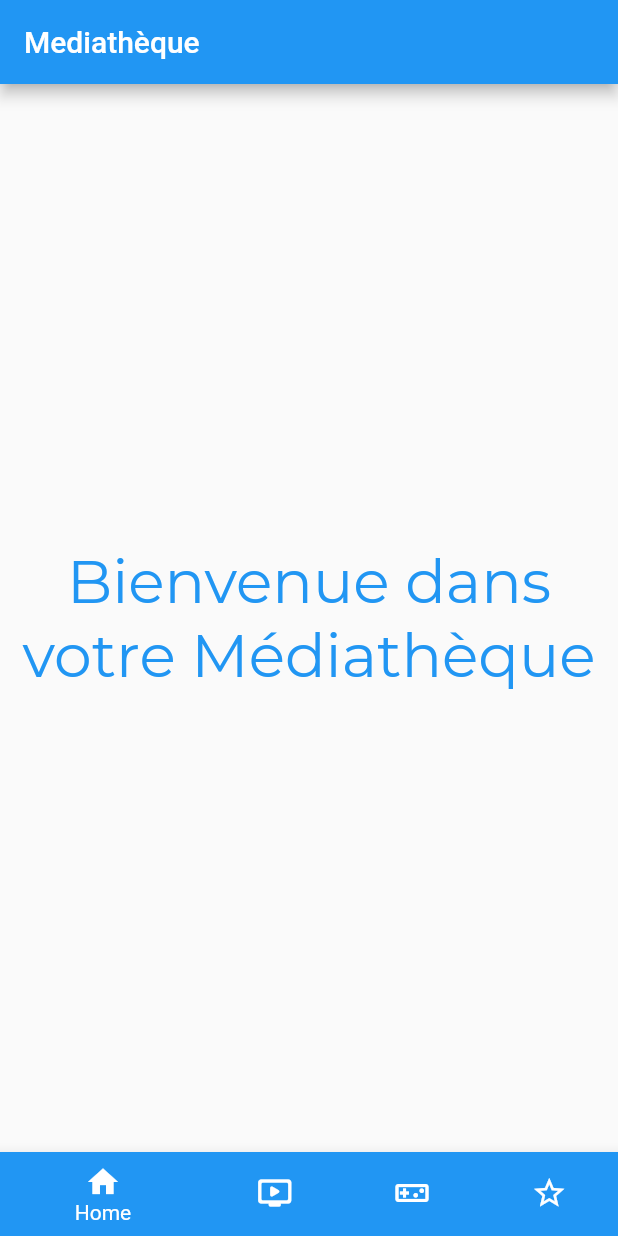
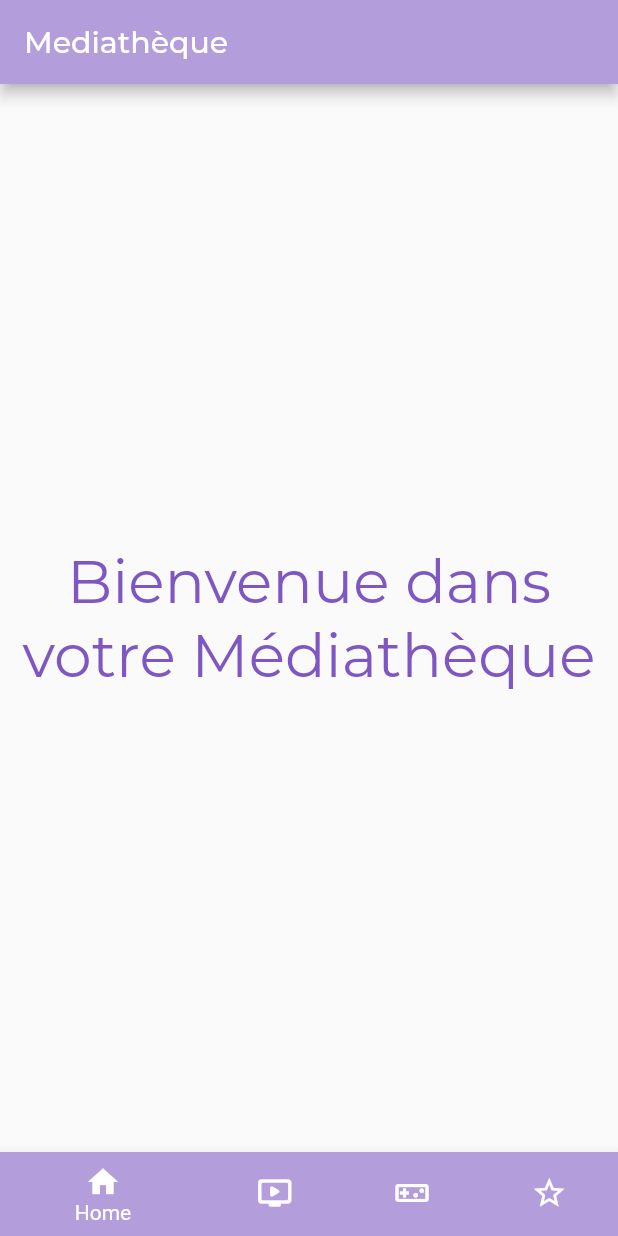
Before and after one commit to Lyrye/AMSE_Tp1, a Flutter app: the screen it shows after launch, on a phone screen of 412 x 824 dp. Run offline on Flutter 3.47's test engine with Material 2 defaults, Android fonts, the phone set to English and light mode, and no system bars; our stand-ins replace google_fonts.

Commit message:
Changement du thème visuel

```diff
--- a/lib/Media.dart
+++ b/lib/Media.dart
@@ -67,7 +67,7 @@ class DataBase
         "assets/images/mk8.jpg")));
     _listGames.add((MediaItem(
         "The Legend of Zelda: Breath of the wild",
-        "Oubliez tout ce que vous savez sur les jeux The Legend of Zelda. Plongez dans un monde de découverte, d'exploration et d'aventure dans The Legend of Zelda: Breath of the Wild, un nouveau jeu qui vient bouleverser la série à succès. Voyagez à travers champs, traversez des forêts et grimpez sur des sommets dans votre périple où vous explorez le royaume d'Hyrule en ruines à travers cette aventure à ciel ouvert.",
+        "Plongez dans un monde de découverte, d'exploration et d'aventure dans The Legend of Zelda: Breath of the Wild, un nouveau jeu qui vient bouleverser la série à succès.",
         "assets/images/zeldaBOTW.jpg")));
   }
 
--- a/lib/main.dart
+++ b/lib/main.dart
@@ -6,6 +6,8 @@ import 'package:mediateque_tp1/Widget3000.dart';
 import 'package:mediateque_tp1/Media.dart';
 
 import 'Widget3000.dart';
+
+const Color myColor = Color(0xFFCE93D8);
 
 void main() {
   runApp(MyApp());
@@ -19,11 +21,14 @@ class MyApp extends StatelessWidget {
       title: 'Flutter Demo',
       theme: ThemeData(
 
-        primarySwatch: Colors.blue,
+        primaryColor: Colors.deepPurple[200],
+        accentColor: Colors.orange[50],
+
+        //primarySwatch: Colors.deepOrange.shade50,
 
         visualDensity: VisualDensity.adaptivePlatformDensity,
       ),
-      home: MyHomePage(title: 'Mediathèque'),
+      home: MyHomePage(title: 'Mediathèque',),
     );
   }
 }
@@ -38,9 +43,8 @@ class MyHomePage extends StatefulWidget {
 class _MyHomePageState extends State<MyHomePage> {
   int _selectedIndex = 0;
   static const TextStyle optionStyle =
-  TextStyle(fontSize: 30, fontWeight: FontWeight.bold);
-  final List<String> entries = <String>['A', 'B', 'C'];
-  final List<int> colorCodes = <int>[600, 500, 100];
+  TextStyle(fontSize: 30, fontWeight: FontWeight.bold, color: Colors.white) ;
+
   static DataBase db = new DataBase();
 
   static Widget3000 affichageSeries =new Widget3000(list: db.getlistSeries(),list_fav: db.getlistSaved());
@@ -49,7 +53,7 @@ class _MyHomePageState extends State<MyHomePage> {
 
 
   static  List<Widget> _widgetOptions = <Widget>[
-    Text("Bienvenue dans votre Médiathèque",textAlign: TextAlign.center, style: GoogleFonts.montserrat(textStyle: TextStyle(fontSize: 40,color: Colors.blue))),
+    Text("Bienvenue dans votre Médiathèque",textAlign: TextAlign.center, style: GoogleFonts.montserrat(textStyle: TextStyle(fontSize: 40,color: Colors.deepPurple[400]))),
     affichageSeries,
     affichageGames,
     affichageFav
@@ -67,34 +71,34 @@ class _MyHomePageState extends State<MyHomePage> {
 
     return Scaffold(
       appBar: AppBar(
-        title: Text(widget.title),
+        title: Text(widget.title, style: GoogleFonts.montserrat(color: Colors.white)),
       ),
       body: Center(child: _widgetOptions.elementAt(_selectedIndex),
       ),
       bottomNavigationBar: BottomNavigationBar(
-        items: const <BottomNavigationBarItem>[
+        items:  <BottomNavigationBarItem>[
           BottomNavigationBarItem(
             icon: Icon(Icons.home),
             label: 'Home',
-            backgroundColor: Colors.blue
+            backgroundColor: Colors.deepPurple[200]
 
           ),
           BottomNavigationBarItem(
             icon: Icon(Icons.ondemand_video_rounded ),
             label: 'Séries & Films',
-            backgroundColor: Colors.blue
+            backgroundColor: Colors.deepPurple[200]
 
           ),
           BottomNavigationBarItem(
             icon: Icon(Icons.videogame_asset_outlined),
             label: 'Jeux Vidéo',
-            backgroundColor: Colors.blue
+            backgroundColor: Colors.deepPurple[200]
 
           ),
           BottomNavigationBarItem(
               icon: Icon(Icons.star_outline_outlined),
               label: 'Mes favoris',
-              backgroundColor: Colors.blue
+              backgroundColor: Colors.deepPurple[200]
           ),
 
         ],
```
Also changed, not shown: lib/Widget3000.dart (+5 -5 lines).
